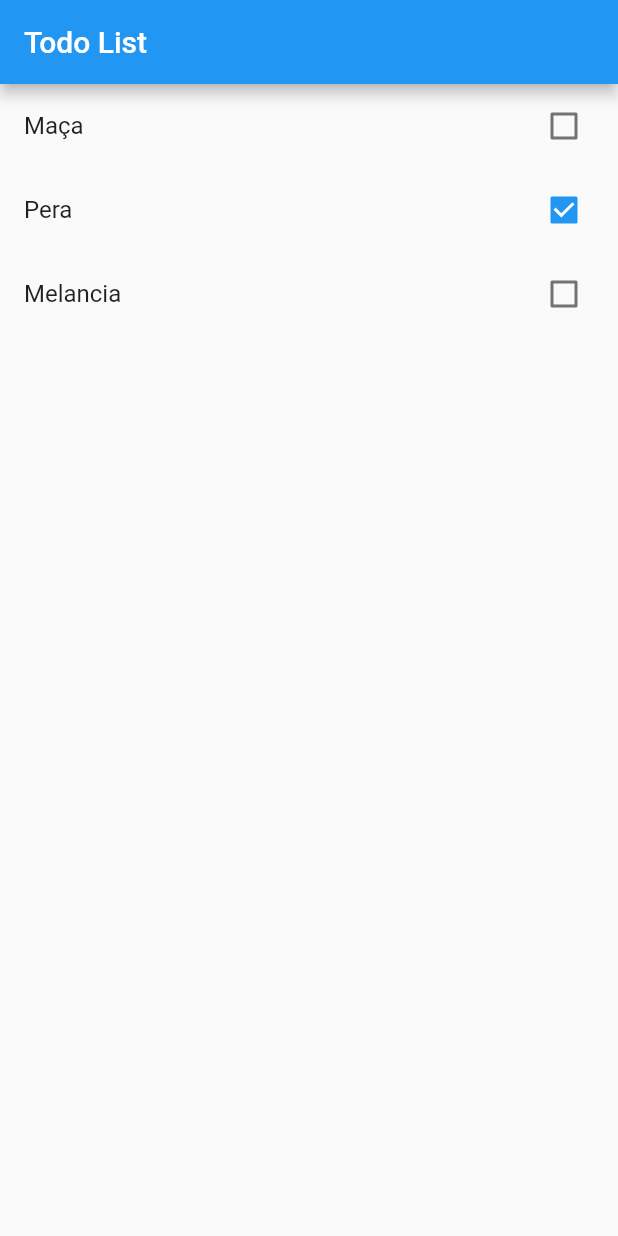
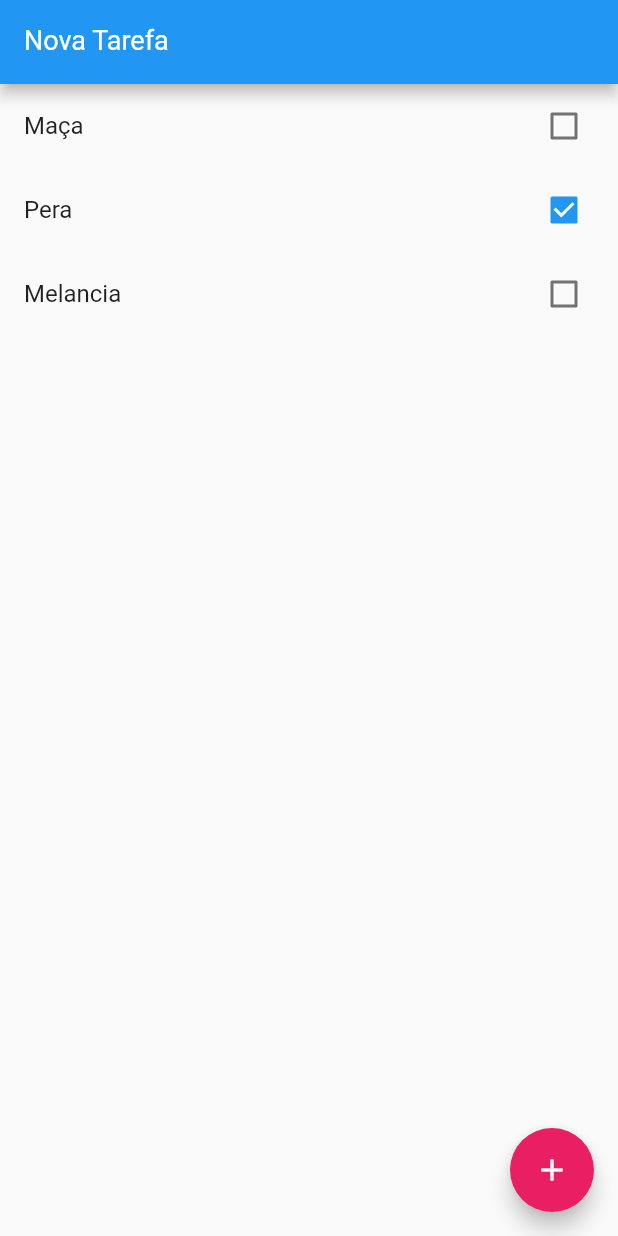
Before and after one commit to BrunoFelipeMartins/App, a Flutter app: the screen it shows after launch, on a phone screen of 412 x 824 dp. Run offline on Flutter 3.47's test engine with Material 2 defaults, Android fonts, the phone set to English and light mode, and no system bars.

```diff
--- a/lib/main.dart
+++ b/lib/main.dart
@@ -35,12 +35,39 @@ class HomePage extends StatefulWidget {
 }
 
 class _HomePageState extends State<HomePage> {
+  var newTaskCtrl = TextEditingController();
+
+  void add() {
+    if (newTaskCtrl.text.isEmpty) return;
+
+    setState(() {
+      widget.items.add(
+        Item(
+          title: newTaskCtrl.text,
+          done: false,
+        ),
+      );
+      newTaskCtrl.text = ""; // ou usar .clear()
+    });
+  }
+
   @override
   Widget build(BuildContext context) {
     return Scaffold(
       appBar: AppBar(
         //leading: topo esquerdo, actions: extrema direita
-        title: Text("Todo List"),
+        title: TextFormField(
+          controller: newTaskCtrl,
+          keyboardType: TextInputType.text, //muda o teclado
+          style: TextStyle(
+            color: Colors.white,
+            fontSize: 18,
+          ),
+          decoration: InputDecoration(
+            labelText: "Nova Tarefa",
+            labelStyle: TextStyle(color: Colors.white),
+          ),
+        ),
       ),
       body: ListView.builder(
         itemCount: widget.items.length,
@@ -51,9 +78,20 @@ class _HomePageState extends State<HomePage> {
             title: Text(item.title.toString()),
             key: Key(item.title.toString()),
             value: item.done,
-            onChanged: (value) {},
+            onChanged: (value) {
+              //utilizado para atualizar estado da tela
+              //não pode chamar build novamente
+              setState(() {
+                item.done = value;
+              });
+            },
           );
         },
+      ),
+      floatingActionButton: FloatingActionButton(
+        onPressed: add,
+        child: Icon(Icons.add),
+        backgroundColor: Colors.pink,
       ),
     );
   }
```
